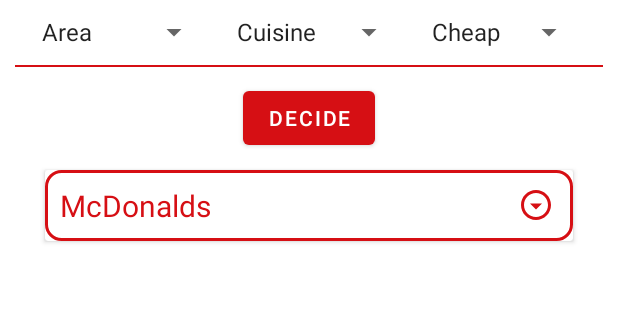
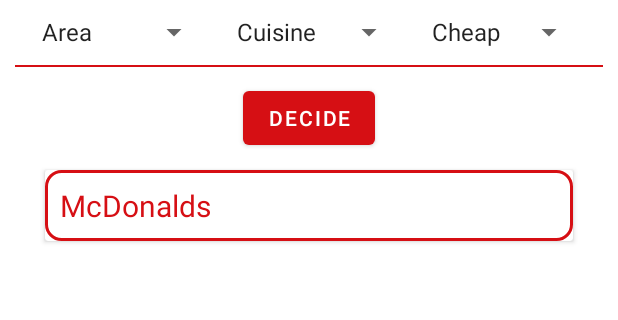
Before and after one commit to ChewonHan/BiteBook_new, an Android app: the screen it shows after launch (MainActivity), item 3 of the bottom bar chosen, on a phone screen of 412 x 824 dp, the part 84-404 px from its top. Run offline under Robolectric (Android 15) with nearby library versions, the phone set to English and light mode, and no system bars.

Commit message:
Updates before pull request

```diff
--- a/app/src/main/java/com/example/bitebook_new/DecidePage.java
+++ b/app/src/main/java/com/example/bitebook_new/DecidePage.java
@@ -7,7 +7,9 @@
 import android.view.LayoutInflater;
 import android.view.View;
 import android.view.ViewGroup;
+import android.widget.AdapterView;
 import android.widget.ArrayAdapter;
+import android.widget.Button;
 import android.widget.Spinner;
 
 import androidx.fragment.app.Fragment;
@@ -16,6 +18,9 @@
 
 import java.io.*;
 import java.util.ArrayList;
+import java.util.List;
+import java.util.Random;
+import java.util.Random;
 
 public class DecidePage extends Fragment {
 
@@ -25,6 +30,7 @@
     Spinner cuisineSpinner;
     Spinner priceSpinner;
     ArrayList<Entry> entries;
+    Button generateButton;
 
     public DecidePage(){
         // require a empty public constructor
@@ -55,6 +61,7 @@
         adapter3.setDropDownViewResource(android.R.layout.simple_spinner_dropdown_item);
         priceSpinner.setAdapter(adapter3);
 
+        // TODO make the entry here share with the addPage entry result
         entries = new ArrayList<>();
 
         Entry item1 = new Entry("McDonalds", "BigMac","3", "Central", "Western",3, "Best food ever");
@@ -74,6 +81,27 @@
         adapter = new DecideCardAdapter(context, entries);
         decideRecycler.setAdapter(adapter);
 
+        generateButton = view.findViewById(R.id.generateButton);
+
+        generateButton.setOnClickListener(new View.OnClickListener() {
+            @Override
+            public void onClick(View view) {
+                int menuNumber = RandomNumberGenerator();
+            }
+        });
+
         return view;
     }
+
+    public int RandomNumberGenerator() {
+        // Create a new instance of the Random class
+        Random rand = new Random();
+
+        // Generate a random integer between 0 and total number of the Entry object
+        // TODO change the number of entry based on the spinner
+        int randomNumber = rand.nextInt(Entry.getNumberOfObject());
+
+        return randomNumber;
+    }
+
 }
--- a/app/src/main/java/com/example/bitebook_new/Entry.java
+++ b/app/src/main/java/com/example/bitebook_new/Entry.java
@@ -4,24 +4,43 @@
 
 import androidx.annotation.NonNull;
 
+import java.lang.reflect.Array;
+import java.util.ArrayList;
+
 public class Entry {
     String resName;
+    static ArrayList<String> areaList = new ArrayList<>();
     String menName;
     String price;
+    static ArrayList<String> priceList = new ArrayList<>();
     String area;
     float rating;
     String review;
     String cuisine;
+    static ArrayList<String> cuisineList = new ArrayList<>();
+    private static int numberOfObject = 0;
     static Bitmap foodImage;
 
     public Entry(String resName, String menName, String price, String area, String cuisine, float rating, String review) {
         this.resName = resName;
+        areaList.add(resName);
         this.menName = menName;
         this.price = price;
+        priceList.add(price);
         this.area = area;
         this.rating = rating;
         this.review = review;
         this.cuisine = cuisine;
+        cuisineList.add(cuisine);
+        numberOfObject++;
+    }
+
+    public static ArrayList<String> getAreaList() {
+        return areaList;
+    }
+
+    public static int getNumberOfObject() {
+        return numberOfObject;
     }
 
     public static void setFoodImage(Bitmap  image){
--- a/app/src/main/java/com/example/bitebook_new/MainActivity.java
+++ b/app/src/main/java/com/example/bitebook_new/MainActivity.java
@@ -77,6 +77,7 @@
                 getSupportFragmentManager().beginTransaction().replace(R.id.drawer_layout, decidePage).commit();
                 return true;
 
+            // fTODO make the logout button works
             case R.id.aboutUs:
                 getSupportFragmentManager().beginTransaction().replace(R.id.drawer_layout, aboutUsPage).commit();
 
--- a/app/src/main/res/layout/decide_card.xml
+++ b/app/src/main/res/layout/decide_card.xml
@@ -27,13 +27,6 @@
                 android:textColor="@color/bacon"
                 android:background="@drawable/element_border"/>
 
-            <ImageView
-                android:layout_width="wrap_content"
-                android:layout_height="wrap_content"
-                android:src="@drawable/more_icon"
-                android:layout_marginLeft="315dp"
-                android:layout_marginVertical="11dp"/>
-
         </RelativeLayout>
     </androidx.cardview.widget.CardView>
 
```
